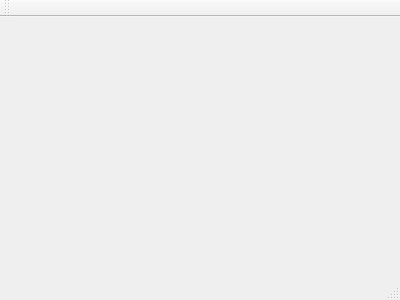
Qt form mainwindow.ui (ProjetNewWorld/BackOffice) before a commit.
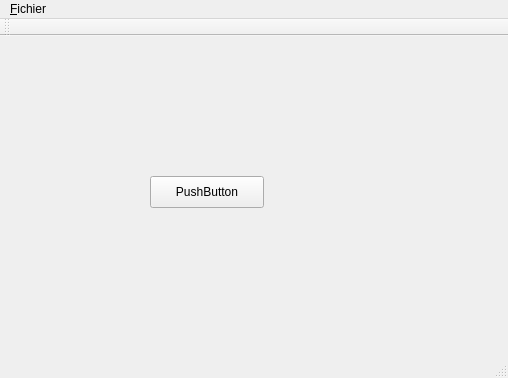
The same form after that commit.

Diff of the .ui file:
```diff
--- a/mainwindow.ui
+++ b/mainwindow.ui
@@ -1,24 +1,65 @@
 <ui version="4.0">
  <class>MainWindow</class>
- <widget class="QMainWindow" name="MainWindow" >
-  <property name="geometry" >
+ <widget class="QMainWindow" name="MainWindow">
+  <property name="geometry">
    <rect>
     <x>0</x>
     <y>0</y>
-    <width>400</width>
-    <height>300</height>
+    <width>508</width>
+    <height>378</height>
    </rect>
   </property>
   <property name="windowTitle" >
    <string>MainWindow</string>
   </property>
-  <widget class="QMenuBar" name="menuBar" />
-  <widget class="QToolBar" name="mainToolBar" />
-  <widget class="QWidget" name="centralWidget" />
-  <widget class="QStatusBar" name="statusBar" />
+  <widget class="QWidget" name="centralWidget">
+   <widget class="QPushButton" name="pushButton">
+    <property name="geometry">
+     <rect>
+      <x>150</x>
+      <y>140</y>
+      <width>114</width>
+      <height>32</height>
+     </rect>
+    </property>
+    <property name="text">
+     <string>PushButton</string>
+    </property>
+   </widget>
+  </widget>
+  <widget class="QMenuBar" name="menuBar">
+   <property name="geometry">
+    <rect>
+     <x>0</x>
+     <y>0</y>
+     <width>508</width>
+     <height>22</height>
+    </rect>
+   </property>
+   <widget class="QMenu" name="menu_Fichier">
+    <property name="title">
+     <string>&amp;Fichier</string>
+    </property>
+    <addaction name="action_Quitter"/>
+   </widget>
+   <addaction name="menu_Fichier"/>
+  </widget>
+  <widget class="QToolBar" name="mainToolBar">
+   <attribute name="toolBarArea">
+    <enum>TopToolBarArea</enum>
+   </attribute>
+   <attribute name="toolBarBreak">
+    <bool>false</bool>
+   </attribute>
+  </widget>
+  <widget class="QStatusBar" name="statusBar"/>
+  <action name="action_Quitter">
+   <property name="text">
+    <string>&amp;Quitter</string>
+   </property>
+  </action>
  </widget>
- <layoutDefault spacing="6" margin="11" />
- <pixmapfunction></pixmapfunction>
+ <layoutdefault spacing="6" margin="11"/>
  <resources/>
  <connections/>
 </ui>
```
Left out of the diff: 5 changed lines with no effect on the pictures.
